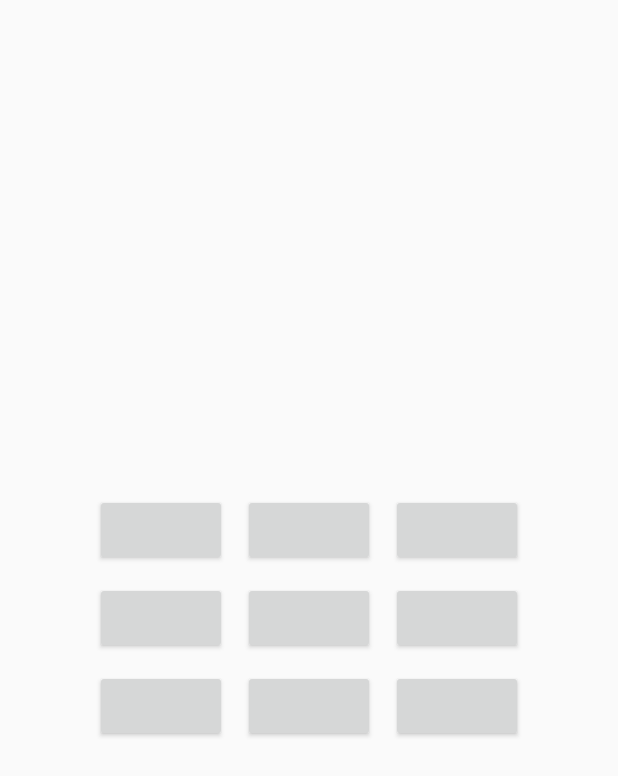
After one commit to RoyalBosS-Ayush/infinite-tictactoe, an Android app built with Jetpack Compose: the layout activity_main.xml on its own in the app's theme, with its tools: preview values and no code run, on a phone screen of 412 x 824 dp. The commit adds this screen. Shown: the top 776 px of the screen. Run offline under Robolectric (Android 15) with nearby library versions, the phone set to English and light mode, and no system bars.

Commit message:
Basic UI & Functionality

```diff
--- a/app/build.gradle.kts
+++ b/app/build.gradle.kts
@@ -22,7 +22,7 @@ android {
 
     buildTypes {
         release {
-            isMinifyEnabled = false
+            isMinifyEnabled = true
             proguardFiles(
                 getDefaultProguardFile("proguard-android-optimize.txt"),
                 "proguard-rules.pro"
@@ -47,6 +47,9 @@ android {
             excludes += "/META-INF/{AL2.0,LGPL2.1}"
         }
     }
+    buildFeatures {
+        viewBinding = true
+    }
 }
 
 dependencies {
@@ -59,6 +62,7 @@ dependencies {
     implementation(libs.androidx.ui.graphics)
     implementation(libs.androidx.ui.tooling.preview)
     implementation(libs.androidx.material3)
+    implementation(libs.androidx.gridlayout)
     testImplementation(libs.junit)
     androidTestImplementation(libs.androidx.junit)
     androidTestImplementation(libs.androidx.espresso.core)
--- /dev/null
+++ b/app/src/main/res/layout/activity_main.xml
@@ -0,0 +1,78 @@
+<?xml version="1.0" encoding="utf-8"?>
+<LinearLayout xmlns:android="http://schemas.android.com/apk/res/android"
+    xmlns:app="http://schemas.android.com/apk/res-auto"
+    android:layout_width="match_parent"
+    android:layout_height="match_parent"
+    android:gravity="center"
+    android:orientation="vertical">
+
+    <androidx.gridlayout.widget.GridLayout
+        android:layout_width="wrap_content"
+        android:layout_height="wrap_content"
+        app:columnCount="3">
+
+        <Button
+            android:id="@+id/btn1"
+            android:layout_width="wrap_content"
+            android:layout_height="wrap_content"
+            android:layout_margin="5dp"
+            android:onClick="check" />
+
+        <Button
+            android:id="@+id/btn2"
+            android:layout_width="wrap_content"
+            android:layout_height="wrap_content"
+            android:layout_margin="5dp"
+            android:onClick="check" />
+
+        <Button
+            android:id="@+id/btn3"
+            android:layout_width="wrap_content"
+            android:layout_height="wrap_content"
+            android:layout_margin="5dp"
+            android:onClick="check" />
+
+        <Button
+            android:id="@+id/btn4"
+            android:layout_width="wrap_content"
+            android:layout_height="wrap_content"
+            android:layout_margin="5dp"
+            android:onClick="check" />
+
+        <Button
+            android:id="@+id/btn5"
+            android:layout_width="wrap_content"
+            android:layout_height="wrap_content"
+            android:layout_margin="5dp"
+            android:onClick="check" />
+
+        <Button
+            android:id="@+id/btn6"
+            android:layout_width="wrap_content"
+            android:layout_height="wrap_content"
+            android:layout_margin="5dp"
+            android:onClick="check" />
+
+        <Button
+            android:id="@+id/btn7"
+            android:layout_width="wrap_content"
+            android:layout_height="wrap_content"
+            android:layout_margin="5dp"
+            android:onClick="check" />
+
+        <Button
+            android:id="@+id/btn8"
+            android:layout_width="wrap_content"
+            android:layout_height="wrap_content"
+            android:layout_margin="5dp"
+            android:onClick="check" />
+
+        <Button
+            android:id="@+id/btn9"
+            android:layout_width="wrap_content"
+            android:layout_height="wrap_content"
+            android:layout_margin="5dp"
+            android:onClick="check" />
+
+    </androidx.gridlayout.widget.GridLayout>
+</LinearLayout>
--- a/gradle/libs.versions.toml
+++ b/gradle/libs.versions.toml
@@ -7,7 +7,8 @@ junitVersion = "1.2.1"
 espressoCore = "3.6.1"
 lifecycleRuntimeKtx = "2.8.4"
 activityCompose = "1.9.1"
-composeBom = "2023.08.00"
+composeBom = "2024.06.00"
+gridlayout = "1.0.0"
 
 [libraries]
 androidx-core-ktx = { group = "androidx.core", name = "core-ktx", version.ref = "coreKtx" }
@@ -24,6 +25,7 @@ androidx-ui-tooling-preview = { group = "androidx.compose.ui", name = "ui-toolin
 androidx-ui-test-manifest = { group = "androidx.compose.ui", name = "ui-test-manifest" }
 androidx-ui-test-junit4 = { group = "androidx.compose.ui", name = "ui-test-junit4" }
 androidx-material3 = { group = "androidx.compose.material3", name = "material3" }
+androidx-gridlayout = { group = "androidx.gridlayout", name = "gridlayout", version.ref = "gridlayout" }
 
 [plugins]
 androidApplication = { id = "com.android.application", version.ref = "agp" }
```
Also changed, not shown: app/src/main/java/com/tictactoe/MainActivity.kt (+78 -32 lines).
